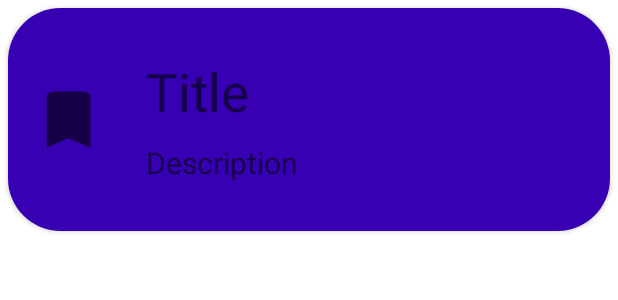
After one commit to BasilAlluqmani/ToDoList, an Android app: the layout task_item_layout.xml on its own in the app's theme, with its tools: preview values and no code run, on a phone screen of 412 x 824 dp. The commit adds this screen. Shown: the top 300 px of the screen. Run offline under Robolectric (Android 15) with nearby library versions, the phone set to English and light mode, and no system bars.

Commit message:
Recycler View

```diff
--- /dev/null
+++ b/app/src/main/res/drawable/ic_baseline_bookmark_24.xml
@@ -0,0 +1,10 @@
+<vector xmlns:android="http://schemas.android.com/apk/res/android"
+    android:width="24dp"
+    android:height="24dp"
+    android:viewportWidth="24"
+    android:viewportHeight="24"
+    android:tint="?attr/colorControlNormal">
+  <path
+      android:fillColor="@android:color/white"
+      android:pathData="M17,3H7c-1.1,0 -1.99,0.9 -1.99,2L5,21l7,-3 7,3V5c0,-1.1 -0.9,-2 -2,-2z"/>
+</vector>
--- /dev/null
+++ b/app/src/main/res/layout/task_item_layout.xml
@@ -0,0 +1,66 @@
+<?xml version="1.0" encoding="utf-8"?>
+<androidx.cardview.widget.CardView xmlns:android="http://schemas.android.com/apk/res/android"
+    android:layout_width="match_parent"
+    xmlns:app="http://schemas.android.com/apk/res-auto"
+    android:layout_margin="5dp"
+    android:clickable="true"
+    android:focusable="true"
+
+    android:background="@color/purple_200"
+
+    android:foreground="?selectableItemBackground"
+    app:cardCornerRadius="35dp"
+    android:layout_height="wrap_content">
+
+
+    <RelativeLayout
+        android:background="@color/purple_700"
+        android:id="@+id/rl_wrapper"
+        android:layout_width="match_parent"
+       android:padding="5dp"
+        android:layout_height="wrap_content">
+
+        <ImageView
+            android:id="@+id/iv_image"
+            android:layout_width="50dp"
+            android:layout_height="50dp"
+            android:layout_centerVertical="true"
+            android:layout_marginStart="10dp"
+            app:srcCompat="@drawable/ic_baseline_bookmark_24" />
+
+        <LinearLayout
+            android:layout_width="match_parent"
+            android:layout_height="wrap_content"
+
+            android:layout_alignParentEnd="true"
+            android:layout_marginStart="21dp"
+            android:layout_marginTop="21dp"
+            android:layout_marginBottom="21dp"
+            android:layout_toEndOf="@id/iv_image"
+            android:orientation="vertical"
+
+            android:padding="5dp">
+
+            <TextView
+                android:id="@+id/tv_title"
+                android:layout_width="match_parent"
+                android:layout_height="wrap_content"
+                android:layout_marginBottom="10dp"
+                android:hint="Title"
+
+                android:textColor="@color/white"
+                android:textSize="35sp"/>
+
+            <TextView
+                android:id="@+id/tv_description"
+                android:layout_width="wrap_content"
+                android:layout_height="wrap_content"
+                android:hint="Description"
+                android:textColor="@color/white"
+                android:textSize="20dp" />
+
+
+        </LinearLayout>
+
+    </RelativeLayout>
+</androidx.cardview.widget.CardView>
```
Also changed, not shown: app/src/main/java/com/albasil/todolist/Fragment/MainFragment.kt (+37 -16 lines), app/src/main/java/com/albasil/todolist/RecyclerAdapter.kt (added, +57 -0 lines), app/src/main/res/drawable/ic_note_add_24.xml (added, +10 -0 lines).
